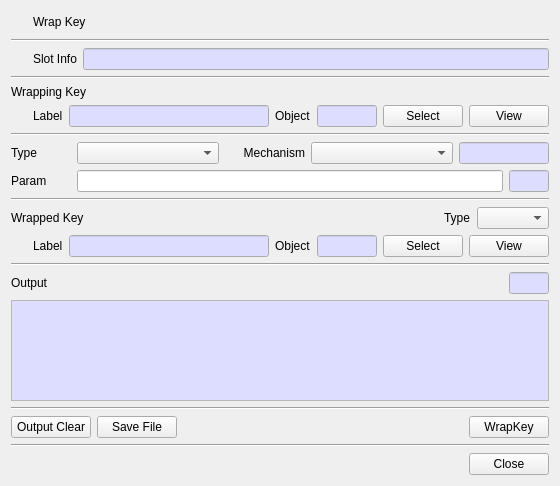
Qt form CryptokiMan/wrap_key_dlg.ui (jykim74/CryptokiMan) before a commit.
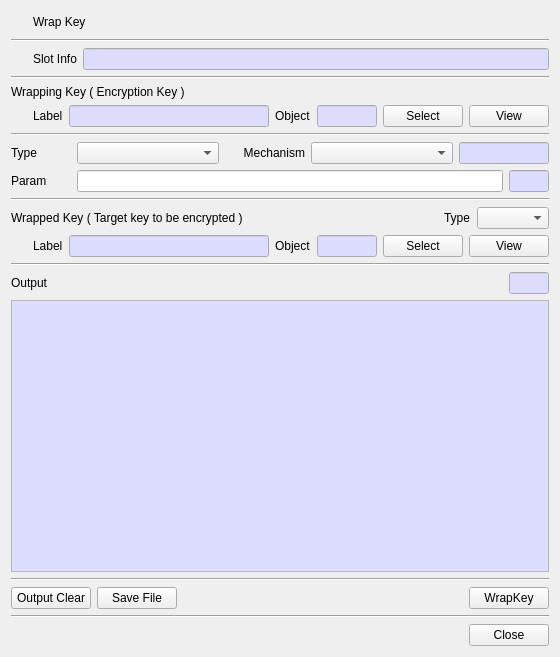
The same form after that commit. Icons and pictures are not drawn.

The edit to the form file:
```diff
--- a/CryptokiMan/wrap_key_dlg.ui
+++ b/CryptokiMan/wrap_key_dlg.ui
@@ -7,7 +7,7 @@
     <x>0</x>
     <y>0</y>
     <width>560</width>
-    <height>486</height>
+    <height>657</height>
    </rect>
   </property>
   <property name="windowTitle">
@@ -146,11 +146,15 @@
     </widget>
    </item>
    <item>
+    <layout class="QGridLayout" name="gridLayout_2">
+     <item row="0" column="0">
     <widget class="QLabel" name="label_6">
      <property name="text">
-      <string>Wrapping Key</string>
-     </property>
-    </widget>
+        <string>Wrapping Key ( Encryption Key )</string>
+       </property>
+      </widget>
+     </item>
+    </layout>
    </item>
    <item>
     <layout class="QGridLayout" name="gridLayout_3">
@@ -521,7 +525,7 @@
      <item row="0" column="0">
       <widget class="QLabel" name="label_11">
        <property name="text">
-        <string>Wrapped Key</string>
+        <string>Wrapped Key ( Target key to be encrypted )</string>
        </property>
       </widget>
      </item>
```
Lines whose indentation alone changed are shown as unchanged.
